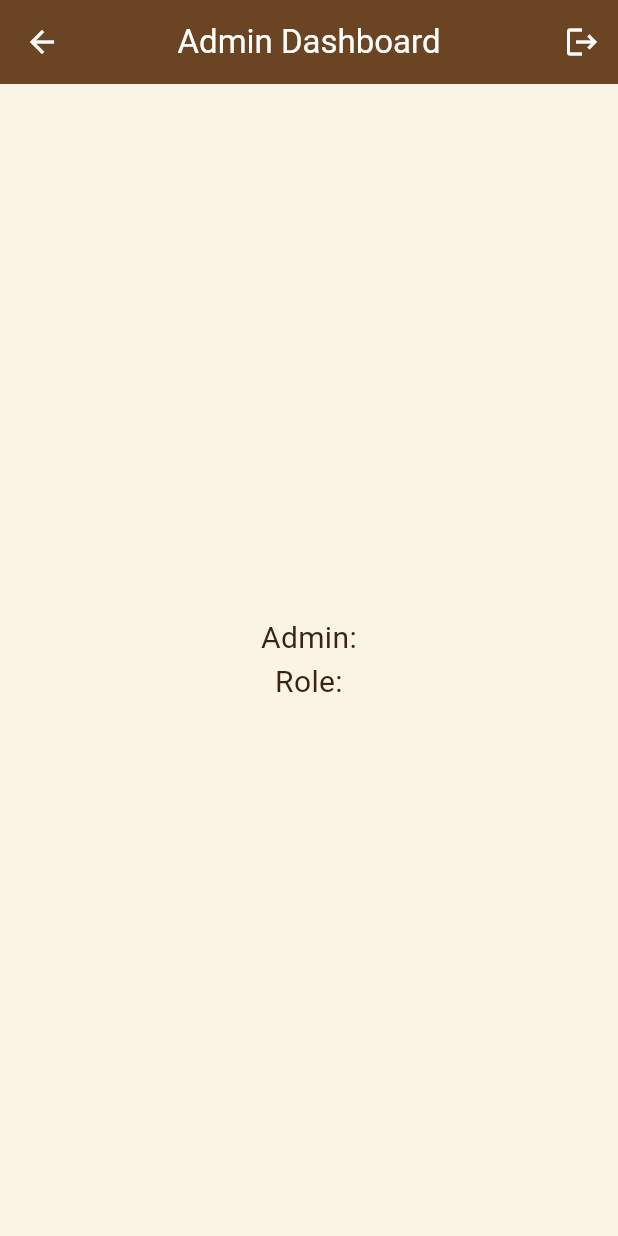
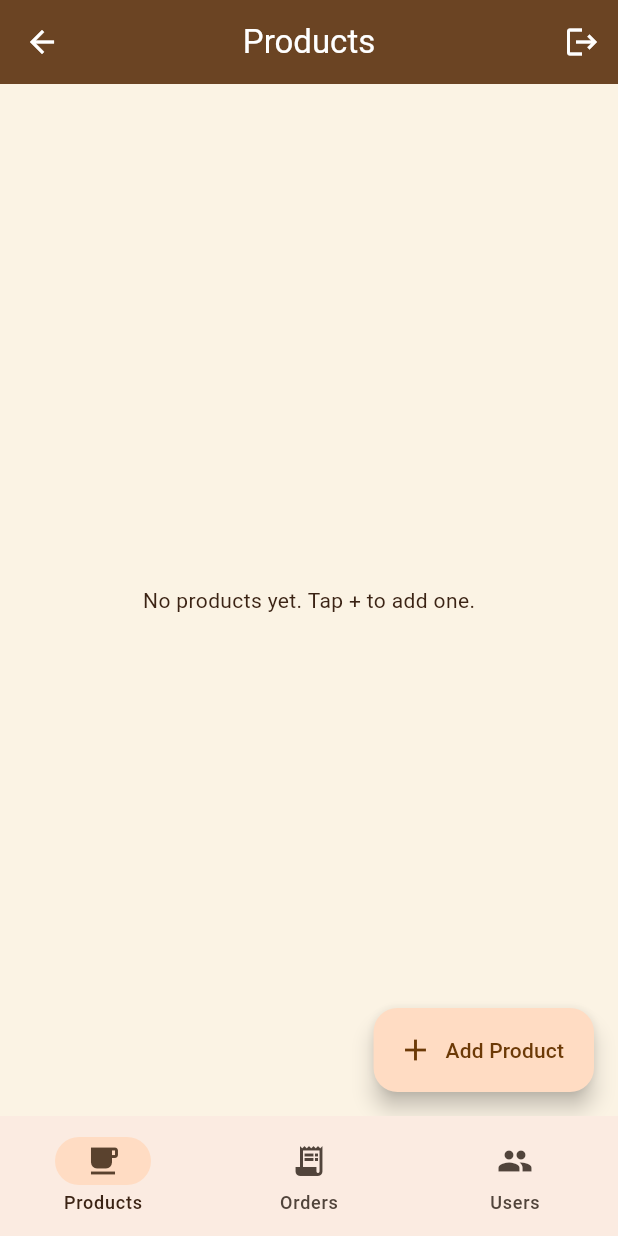
Before and after one commit to alasnine/higop_mcommerce, a Flutter app: the AdminHomeScreen screen opened directly with empty values, after a tap on the "logout" icon, on a phone screen of 412 x 824 dp. Run offline on Flutter 3.47's test engine with Material 3 defaults, Android fonts, the phone set to English and light mode, and no system bars; our stand-ins replace cloud_firestore, firebase_auth, firebase_core; accounts and stored records are empty.

Commit message:
HOA04: admin dashboard, product CRUD, order monitoring, user monitoring

```diff
--- a/lib/admin/admin_home_screen.dart
+++ b/lib/admin/admin_home_screen.dart
@@ -1,29 +1,104 @@
 import 'package:flutter/material.dart';
 import '../models/app_user.dart';
 import '../services/auth_service.dart';
+import 'products_tab.dart';
+import 'orders_tab.dart';
+import 'users_tab.dart';
 
-class AdminHomeScreen extends StatelessWidget {
+class AdminHomeScreen extends StatefulWidget {
   final AppUser user;
   const AdminHomeScreen({super.key, required this.user});
 
   @override
+  State<AdminHomeScreen> createState() => _AdminHomeScreenState();
+}
+
+class _AdminHomeScreenState extends State<AdminHomeScreen> {
+  int _index = 0;
+
+  static const _sections = ['Products', 'Orders', 'Users'];
+  static const _icons = [Icons.local_cafe, Icons.receipt_long, Icons.people];
+
+  @override
   Widget build(BuildContext context) {
+    final pages = const [ProductsTab(), OrdersTab(), UsersTab()];
+    final isWide = MediaQuery.sizeOf(context).width >= 700;
+
     return Scaffold(
-      appBar: AppBar(
-        title: const Text('Admin Dashboard'),
+      body: Row(
+        children: [
+          if (isWide)
+            NavigationRail(
+              selectedIndex: _index,
+              onDestinationSelected: (i) => setState(() => _index = i),
+              extended: true,
+              backgroundColor: const Color(0xFF3B2314), // tsokolate
+              selectedIconTheme: const IconThemeData(color: Colors.white),
+              unselectedIconTheme: IconThemeData(color: Colors.white.withValues(alpha: 0.6)),
+              selectedLabelTextStyle: const TextStyle(color: Colors.white),
+              unselectedLabelTextStyle: TextStyle(color: Colors.white.withValues(alpha: 0.6)),
+              leading: Padding(
+                padding: const EdgeInsets.symmetric(vertical: 24),
+                child: Column(
+                  children: [
+                    const Icon(Icons.local_cafe, color: Colors.white, size: 32),
+                    const SizedBox(height: 8),
+                    const Text('HIGOP ADMIN',
+                        style: TextStyle(color: Colors.white, fontWeight: FontWeight.bold)),
+                    Text(widget.user.name,
+                        style: TextStyle(color: Colors.white.withValues(alpha: 0.7), fontSize: 12)),
+                  ],
+                ),
+              ),
+              trailing: Expanded(
+                child: Align(
+                  alignment: Alignment.bottomCenter,
+                  child: Padding(
+                    padding: const EdgeInsets.only(bottom: 24),
+                    child: IconButton(
+                      icon: const Icon(Icons.logout, color: Colors.white70),
+                      tooltip: 'Logout',
+                      onPressed: () => AuthService().logout(),
+                    ),
+                  ),
+                ),
+              ),
+              destinations: List.generate(
+                _sections.length,
+                (i) => NavigationRailDestination(
+                  icon: Icon(_icons[i]),
+                  label: Text(_sections[i]),
+                ),
+              ),
+            ),
+          Expanded(
+            child: Column(
+              crossAxisAlignment: CrossAxisAlignment.stretch,
+              children: [
+                if (!isWide)
+                  AppBar(
+                    title: Text(_sections[_index]),
                     actions: [
                       IconButton(
                         icon: const Icon(Icons.logout),
-            tooltip: 'Logout',
                         onPressed: () => AuthService().logout(),
                       ),
                     ],
                   ),
-      body: Center(
-        child: Text(
-          'Admin: ${user.name}\nRole: ${user.role}',
-          textAlign: TextAlign.center,
-          style: const TextStyle(fontSize: 20),
+                Expanded(child: IndexedStack(index: _index, children: pages)),
+              ],
+            ),
+          ),
+        ],
+      ),
+      bottomNavigationBar: isWide
+          ? null
+          : NavigationBar(
+              selectedIndex: _index,
+              onDestinationSelected: (i) => setState(() => _index = i),
+              destinations: List.generate(
+                _sections.length,
+                (i) => NavigationDestination(icon: Icon(_icons[i]), label: _sections[i]),
               ),
             ),
     );
--- /dev/null
+++ b/lib/admin/orders_tab.dart
@@ -0,0 +1,116 @@
+import 'package:flutter/material.dart';
+import '../models/order.dart';
+import '../services/order_service.dart';
+
+class OrdersTab extends StatelessWidget {
+  const OrdersTab({super.key});
+
+  static const _statuses = ['Pending', 'Processing', 'Delivered'];
+
+  Color _statusColor(String status) {
+    switch (status) {
+      case 'Delivered':
+        return Colors.green.shade700;
+      case 'Processing':
+        return Colors.orange.shade700;
+      default:
+        return Colors.grey.shade700;
+    }
+  }
+
+  Future<void> _changeStatus(BuildContext context, AppOrder order, String newStatus) async {
+    try {
+      await OrderService().updateStatus(order.id, newStatus);
+      if (context.mounted) {
+        ScaffoldMessenger.of(context).showSnackBar(
+          SnackBar(content: Text('${order.userName}\'s order marked as $newStatus')),
+        );
+      }
+    } catch (e) {
+      debugPrint('Update status error: $e');
+    }
+  }
+
+  @override
+  Widget build(BuildContext context) {
+    return StreamBuilder<List<AppOrder>>(
+      stream: OrderService().watchAllOrders(),
+      builder: (context, snap) {
+        if (snap.hasError) {
+          debugPrint('Orders error: ${snap.error}');
+          return const Center(child: Text('Could not load orders.'));
+        }
+        if (!snap.hasData) {
+          return const Center(child: CircularProgressIndicator());
+        }
+        final orders = snap.data!;
+        if (orders.isEmpty) {
+          return const Center(child: Text('No orders yet.'));
+        }
+
+        return Padding(
+          padding: const EdgeInsets.all(16),
+          child: SingleChildScrollView(
+            scrollDirection: Axis.horizontal,
+            child: DataTable(
+              columns: const [
+                DataColumn(label: Text('Customer')),
+                DataColumn(label: Text('Items')),
+                DataColumn(label: Text('Total')),
+                DataColumn(label: Text('Status')),
+                DataColumn(label: Text('Update Status')),
+              ],
+              rows: orders.map((order) {
+                final itemsSummary = order.items
+                    .map((it) => '${it.quantity}x ${it.productName}')
+                    .join(', ');
+                return DataRow(cells: [
+                  DataCell(Text(order.userName)),
+                  DataCell(
+                    SizedBox(
+                      width: 220,
+                      child: Text(itemsSummary,
+                          maxLines: 2, overflow: TextOverflow.ellipsis),
+                    ),
+                  ),
+                  DataCell(Text('₱${order.total.toStringAsFixed(2)}')),
+                  DataCell(
+                    Container(
+                      padding: const EdgeInsets.symmetric(horizontal: 8, vertical: 4),
+                      decoration: BoxDecoration(
+                        color: _statusColor(order.status).withValues(alpha: 0.15),
+                        borderRadius: BorderRadius.circular(8),
+                      ),
+                      child: Text(
+                        order.status,
+                        style: TextStyle(
+                          color: _statusColor(order.status),
+                          fontWeight: FontWeight.bold,
+                          fontSize: 12,
+                        ),
+                      ),
+                    ),
+                  ),
+                  DataCell(
+                    DropdownButton<String>(
+                      value: order.status,
+                      underline: const SizedBox(),
+                      items: _statuses
+                          .map((s) => DropdownMenuItem(value: s, child: Text(s)))
+                          .toList(),
+                      onChanged: (newStatus) {
+                        if (newStatus != null && newStatus != order.status) {
+                          _changeStatus(context, order, newStatus);
+                        }
+                      },
+                    ),
+                  ),
+                ]);
+              }).toList(),
+            ),
+          ),
+        );
+      },
+    );
+  }
+}
--- /dev/null
+++ b/lib/admin/products_tab.dart
@@ -0,0 +1,136 @@
+import 'package:flutter/material.dart';
+import '../models/product.dart';
+import '../services/product_service.dart';
+import 'product_form_dialog.dart';
+
+class ProductsTab extends StatelessWidget {
+  const ProductsTab({super.key});
+
+  Future<void> _openForm(BuildContext context, {Product? existing}) async {
+    final saved = await showDialog<bool>(
+      context: context,
+      builder: (_) => ProductFormDialog(existing: existing),
+    );
+    if (saved == true && context.mounted) {
+      ScaffoldMessenger.of(context).showSnackBar(
+        SnackBar(content: Text(existing == null ? 'Product added' : 'Product updated')),
+      );
+    }
+  }
+
+  Future<void> _confirmDelete(BuildContext context, Product product) async {
+    final confirmed = await showDialog<bool>(
+      context: context,
+      builder: (_) => AlertDialog(
+        title: const Text('Delete Product'),
+        content: Text('Remove "${product.productName}"? This cannot be undone.'),
+        actions: [
+          TextButton(
+            onPressed: () => Navigator.of(context).pop(false),
+            child: const Text('Cancel'),
+          ),
+          FilledButton(
+            style: FilledButton.styleFrom(backgroundColor: Colors.red.shade700),
+            onPressed: () => Navigator.of(context).pop(true),
+            child: const Text('Delete'),
+          ),
+        ],
+      ),
+    );
+
+    if (confirmed == true) {
+      try {
+        await ProductService().deleteProduct(product.id);
+        if (context.mounted) {
+          ScaffoldMessenger.of(context).showSnackBar(
+            SnackBar(content: Text('${product.productName} deleted')),
+          );
+        }
+      } catch (e) {
+        debugPrint('Delete error: $e');
+      }
+    }
+  }
+
+  @override
+  Widget build(BuildContext context) {
+    return Scaffold(
+      body: StreamBuilder<List<Product>>(
+        stream: ProductService().watchProducts(),
+        builder: (context, snap) {
+          if (snap.hasError) {
+            debugPrint('Products error: ${snap.error}');
+            return const Center(child: Text('Could not load products.'));
+          }
+          if (!snap.hasData) {
+            return const Center(child: CircularProgressIndicator());
+          }
+          final products = snap.data!;
+          if (products.isEmpty) {
+            return const Center(child: Text('No products yet. Tap + to add one.'));
+          }
+
+          return Padding(
+            padding: const EdgeInsets.all(16),
+            child: SingleChildScrollView(
+              scrollDirection: Axis.horizontal,
+              child: DataTable(
+                columns: const [
+                  DataColumn(label: Text('Image')),
+                  DataColumn(label: Text('Name')),
+                  DataColumn(label: Text('Category')),
+                  DataColumn(label: Text('Price')),
+                  DataColumn(label: Text('Stock')),
+                  DataColumn(label: Text('Actions')),
+                ],
+                rows: products.map((p) {
+                  final soldOut = p.stock <= 0;
+                  return DataRow(cells: [
+                    DataCell(
+                      ClipRRect(
+                        borderRadius: BorderRadius.circular(6),
+                        child: p.imageUrl.isEmpty
+                            ? Container(width: 40, height: 40, color: Colors.grey.shade300)
+                            : Image.network(p.imageUrl,
+                                width: 40, height: 40, fit: BoxFit.cover,
+                                errorBuilder: (_, _, _) =>
+                                    Container(width: 40, height: 40, color: Colors.grey.shade300)),
+                      ),
+                    ),
+                    DataCell(Text(p.productName)),
+                    DataCell(Text(p.category)),
+                    DataCell(Text('₱${p.price.toStringAsFixed(2)}')),
+                    DataCell(Text(
+                      soldOut ? 'SOLD OUT' : '${p.stock}',
+                      style: TextStyle(color: soldOut ? Colors.red : null),
+                    )),
+                    DataCell(Row(
+                      children: [
+                        IconButton(
+                          icon: const Icon(Icons.edit_outlined, size: 20),
+                          tooltip: 'Edit',
+                          onPressed: () => _openForm(context, existing: p),
+                        ),
+                        IconButton(
+                          icon: const Icon(Icons.delete_outline, size: 20),
+                          color: Colors.red.shade700,
+                          tooltip: 'Delete',
+                          onPressed: () => _confirmDelete(context, p),
+                        ),
+                      ],
+                    )),
+                  ]);
+                }).toList(),
+              ),
+            ),
+          );
+        },
+      ),
+      floatingActionButton: FloatingActionButton.extended(
+        onPressed: () => _openForm(context),
+        icon: const Icon(Icons.add),
+        label: const Text('Add Product'),
+      ),
+    );
+  }
+}
--- /dev/null
+++ b/lib/admin/users_tab.dart
@@ -0,0 +1,66 @@
+import 'package:flutter/material.dart';
+import '../models/app_user.dart';
+import '../services/user_service.dart';
+
+class UsersTab extends StatelessWidget {
+  const UsersTab({super.key});
+
+  @override
+  Widget build(BuildContext context) {
+    return StreamBuilder<List<AppUser>>(
+      stream: UserService().watchAllUsers(),
+      builder: (context, snap) {
+        if (snap.hasError) {
+          debugPrint('Users error: ${snap.error}');
+          return const Center(child: Text('Could not load users.'));
+        }
+        if (!snap.hasData) {
+          return const Center(child: CircularProgressIndicator());
+        }
+        final users = snap.data!;
+        if (users.isEmpty) {
+          return const Center(child: Text('No registered users yet.'));
+        }
+
+        return Padding(
+          padding: const EdgeInsets.all(16),
+          child: SingleChildScrollView(
+            scrollDirection: Axis.horizontal,
+            child: DataTable(
+              columns: const [
+                DataColumn(label: Text('Name')),
+                DataColumn(label: Text('Email')),
+                DataColumn(label: Text('Role')),
+              ],
+              rows: users.map((user) {
+                final isAdmin = user.isAdmin;
+                return DataRow(cells: [
+                  DataCell(Text(user.name)),
+                  DataCell(Text(user.email)),
+                  DataCell(
+                    Container(
+                      padding: const EdgeInsets.symmetric(horizontal: 8, vertical: 4),
+                      decoration: BoxDecoration(
+                        color: (isAdmin ? Colors.purple : Colors.blue)
+                            .withValues(alpha: 0.15),
+                        borderRadius: BorderRadius.circular(8),
+                      ),
+                      child: Text(
+                        user.role,
+                        style: TextStyle(
+                          color: isAdmin ? Colors.purple.shade700 : Colors.blue.shade700,
+                          fontWeight: FontWeight.bold,
+                          fontSize: 12,
+                        ),
+                      ),
+                    ),
+                  ),
+                ]);
+              }).toList(),
+            ),
+          ),
+        );
+      },
+    );
+  }
+}
--- a/lib/services/order_service.dart
+++ b/lib/services/order_service.dart
@@ -42,4 +42,18 @@ class OrderService {
         .snapshots()
         .map((snap) => snap.docs.map(AppOrder.fromDoc).toList());
   }
+
+  // READ (admin): live list of every order, newest first.
+  Stream<List<AppOrder>> watchAllOrders() {
+    return _db
+        .collection('orders')
+        .orderBy('timestamp', descending: true)
+        .snapshots()
+        .map((snap) => snap.docs.map(AppOrder.fromDoc).toList());
+  }
+
+  // UPDATE (admin): change an order's status.
+  Future<void> updateStatus(String orderId, String status) {
+    return _db.collection('orders').doc(orderId).update({'status': status});
+  }
 }
--- /dev/null
+++ b/lib/services/user_service.dart
@@ -0,0 +1,15 @@
+import 'package:cloud_firestore/cloud_firestore.dart';
+import '../models/app_user.dart';
+
+class UserService {
+  final _users = FirebaseFirestore.instance.collection('users');
+
+  // Admin-only read of every registered user, newest first.
+  Stream<List<AppUser>> watchAllUsers() {
+    return _users.orderBy('createdAt', descending: true).snapshots().map(
+          (snap) => snap.docs
+              .map((doc) => AppUser.fromMap(doc.id, doc.data()))
+              .toList(),
+        );
+  }
+}
```
Also changed, not shown: lib/admin/product_form_dialog.dart (added, +187 -0 lines), lib/services/product_service.dart (+29 -1 lines). Lines whose indentation alone changed are shown as unchanged.
